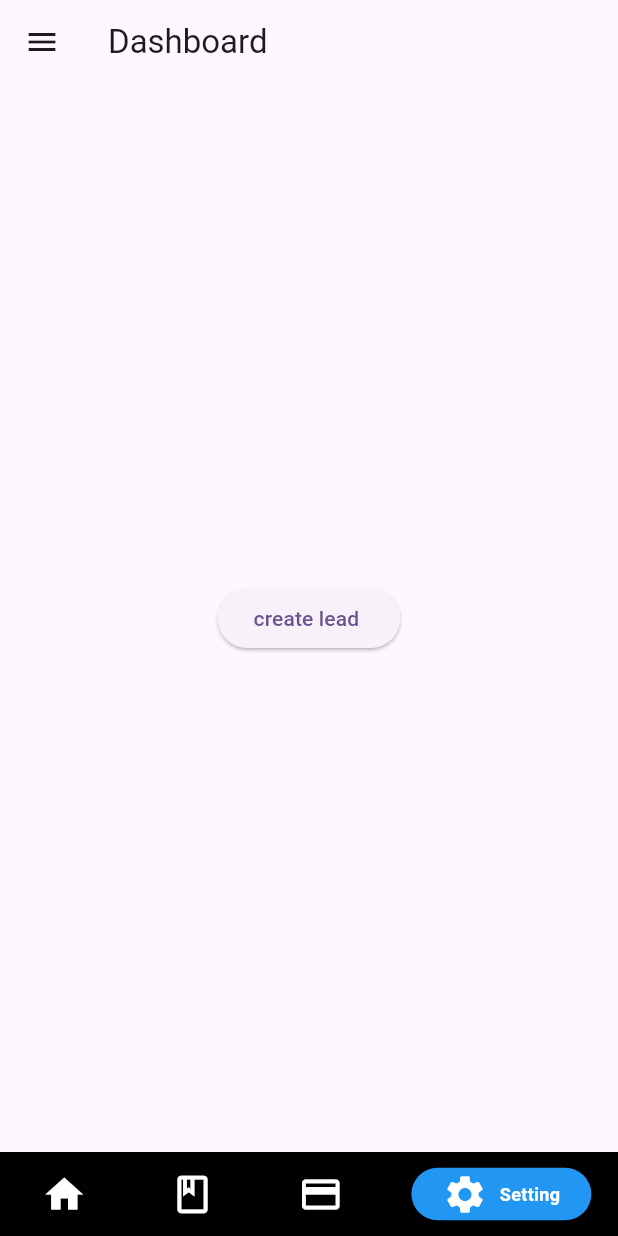
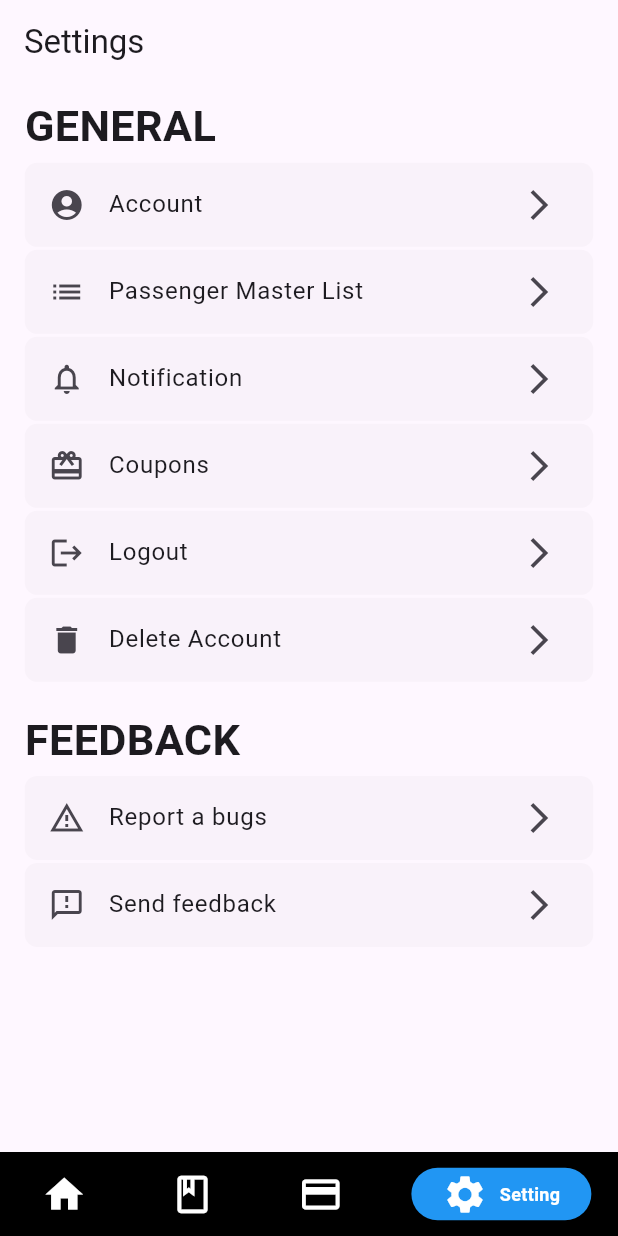
Before and after one commit to DevvUdit01/JunoFast, a Flutter app: the screen it shows after launch, item 4 of the bottom bar chosen, on a phone screen of 412 x 824 dp. Run offline on Flutter 3.47's test engine with Material 3 defaults, Android fonts, the phone set to English and light mode, and no system bars; drawn by our look-alikes of persistent_bottom_nav_bar; our stand-ins replace cloud_firestore, firebase_core, firebase_messaging, geocoding, geolocator, get and 1 more; accounts and stored records are empty; project files that could hold a hidden picture were left out.

Commit message:
add setting page done

```diff
--- a/lib/features/Bottom Navigation/bottom_navigation_controller.dart
+++ b/lib/features/Bottom Navigation/bottom_navigation_controller.dart
@@ -1,9 +1,12 @@
+import 'package:cloud_firestore/cloud_firestore.dart';
 import 'package:flutter/material.dart';
 import 'package:get/get.dart';
 import 'package:junofast/features/BookingPage/booking_view.dart';
 import 'package:junofast/features/Dashboard/dashboard_view.dart';
 import 'package:junofast/features/PaymentPage/paymentpage_view.dart';
 import 'package:persistent_bottom_nav_bar/persistent_tab_view.dart';
+
+import '../settingspage/setting_page_view.dart';
 
 class BottomNavigationController extends GetxController {
   var selectedIndex = 0.obs;
@@ -59,7 +62,7 @@ class BottomNavigationController extends GetxController {
       DashboardView(),
       BookingPageView(),
       PaymentPageView(),
-      DashboardView(),
+      SettingPageView(),
       // PaymentView(),
       // NotesView(),
       // HelpView(),
--- a/lib/features/PaymentPage/paymentpage_view.dart
+++ b/lib/features/PaymentPage/paymentpage_view.dart
@@ -6,7 +6,8 @@ class PaymentPageView extends StatelessWidget {
   @override
   Widget build(BuildContext context) {
     // Instantiate the PaymentController
-    final PaymentPageController paymentController = Get.put(PaymentPageController());
+    final PaymentPageController paymentController =
+        Get.put(PaymentPageController());
 
     // Fetch all payments when the view is first built
     paymentController.fetchAllPayments();
@@ -42,12 +43,15 @@ class PaymentPageView extends StatelessWidget {
 
             // Extract payment details
             String bookingId = payment['bookingId'] ?? 'N/A';
-            double totalAmount = payment['totalAmount'] ?? 0.0;
-            double amountReceived = payment['amountReceived'] ?? 0.0;
+            double totalAmount =
+                (payment['totalAmount'] as num).toDouble(); // Ensure double
+            double amountReceived =(payment['amountReceived']??00 as num).toDouble(); // Ensure double
 
             // TextEditingController for updating the amount received by admin
-            TextEditingController amountReceivedController = TextEditingController(
-              text: amountReceived.toStringAsFixed(2), // Set the current amountReceived as the initial value
+            TextEditingController amountReceivedController =
+                TextEditingController(
+              text: amountReceived.toStringAsFixed(
+                  2), // Set the current amountReceived as the initial value
             );
 
             // Check if payment is complete
@@ -57,7 +61,8 @@ class PaymentPageView extends StatelessWidget {
               margin: EdgeInsets.all(16.0),
               shape: RoundedRectangleBorder(
                 borderRadius: BorderRadius.circular(15.0),
-                side: BorderSide(color: secondaryColor, width: 1.5), // Thin orange border
+                side: BorderSide(
+                    color: secondaryColor, width: 1.5), // Thin orange border
               ),
               elevation: 5,
               color: primaryColor, // Set card color to white (primary)
@@ -82,7 +87,9 @@ class PaymentPageView extends StatelessWidget {
                           'Amount Sent :',
                           style: TextStyle(fontSize: 16.0, color: Colors.black),
                         ),
-                        const SizedBox(width: 15,),
+                        const SizedBox(
+                          width: 15,
+                        ),
                         Expanded(
                           child: TextField(
                             controller: amountReceivedController,
@@ -91,7 +98,8 @@ class PaymentPageView extends StatelessWidget {
                               hintText: 'Enter Amount Received',
                               border: OutlineInputBorder(),
                             ),
-                            enabled: !isPaymentCompleted, // Disable the field if payment is completed
+                            enabled:
+                                !isPaymentCompleted, // Disable the field if payment is completed
                           ),
                         ),
                       ],
@@ -124,9 +132,12 @@ class PaymentPageView extends StatelessWidget {
                               color: Colors.green,
                             ),
                           )
-                        : ElevatedButton(
+                        : Center(
+                          child: ElevatedButton(
                               onPressed: () {
-                              double newAmountReceived = double.tryParse(amountReceivedController.text) ?? amountReceived;
+                                double newAmountReceived = double.tryParse(
+                                        amountReceivedController.text) ??
+                                    amountReceived;
 
                                 // Logic to check if amountReceived is greater than totalAmount
                                 if (newAmountReceived > totalAmount) {
@@ -146,13 +157,16 @@ class PaymentPageView extends StatelessWidget {
                                     colorText: Colors.white,
                                   );
                                 } else {
-                                paymentController.updateAmountReceived(payment['id'], newAmountReceived);
+                                  paymentController.updateAmountReceived(
+                                      payment['id'], newAmountReceived);
                                 }
                               },
                               style: ElevatedButton.styleFrom(
-                              backgroundColor: secondaryColor, // Orange button color
+                                backgroundColor:
+                                    secondaryColor, // Orange button color
                               ),
                               child: Text('Update Amount Received'),
+                            ),
                         ),
                   ],
                 ),
--- /dev/null
+++ b/lib/features/settingspage/setting_page_binding.dart
@@ -0,0 +1,11 @@
+
+import 'package:get/get.dart';
+import 'setting_page_controller.dart';
+
+class SettingPageBinding extends Bindings{
+  @override
+  void dependencies() {
+    Get.lazyPut(() => SettingPageController());
+  }
+
+}
--- /dev/null
+++ b/lib/features/settingspage/setting_page_controller.dart
@@ -0,0 +1,12 @@
+
+import 'package:get/get.dart';
+
+class SettingPageController extends GetxController{
+  void logOut() {
+    // AuthService.signOut();
+    // Get.snackbar('LogOut', 'LogOut successfull ',backgroundColor: Color(0xFF12FD1A));
+    // Get.offAllNamed(RoutesConstant.loginpage);
+
+  }
+
+}
--- /dev/null
+++ b/lib/features/settingspage/setting_page_view.dart
@@ -0,0 +1,68 @@
+import 'package:flutter/material.dart';
+import 'package:get/get.dart';
+import 'setting_page_controller.dart';
+
+class SettingPageView extends GetView<SettingPageController> {
+  const SettingPageView({super.key});
+
+  @override
+  Widget build(BuildContext context) {
+    return Scaffold(
+      appBar: AppBar(
+        automaticallyImplyLeading: false,
+        title: const Text("Settings"),
+      ),
+      body: SingleChildScrollView(
+        child: Padding(
+          padding: EdgeInsets.symmetric(horizontal: Get.width * 0.04, vertical: Get.height * 0.01),
+          child: Column(
+            crossAxisAlignment: CrossAxisAlignment.start,
+            children: [
+              Padding(
+                padding: EdgeInsets.only(bottom: Get.height * 0.004),
+                child: Text("GENERAL", style: TextStyle(fontSize: Get.height * 0.035, fontWeight: FontWeight.w600)),
+              ),
+              cartButton("Account", Icons.account_circle, Icons.arrow_forward_ios, () {
+                //  Get.toNamed(RouteConstant.profile);
+              }),
+              cartButton("Passenger Master List", Icons.list, Icons.arrow_forward_ios, () {
+                // controller.showPassengerMasterList();
+              }),
+              cartButton("Notification", Icons.notifications_none, Icons.arrow_forward_ios, () {}),
+              cartButton("Coupons", Icons.card_giftcard, Icons.arrow_forward_ios, () {}),
+              cartButton("Logout", Icons.logout, Icons.arrow_forward_ios, () {
+                controller.logOut();
+              }),
+              cartButton("Delete Account", Icons.delete, Icons.arrow_forward_ios, () {}),
+              Padding(
+                padding: EdgeInsets.only(top: Get.height * 0.02, bottom: Get.height * 0.004),
+                child: Text("FEEDBACK", style: TextStyle(fontSize: Get.height * 0.035, fontWeight: FontWeight.w600)),
+              ),
+              cartButton("Report a bugs ", Icons.report_problem_outlined, Icons.arrow_forward_ios, () {}),
+              cartButton("Send feedback", Icons.feedback_outlined, Icons.arrow_forward_ios, () {}),
+            ],
+          ),
+        ),
+      ),
+    );
+  }
+
+  Widget cartButton(String fieldName, IconData leadIcon, IconData trailIcon, VoidCallback voidCallback) {
+    return Padding(
+      padding: const EdgeInsets.only(bottom: 2),
+      child: Container(
+        decoration: BoxDecoration(
+          color: Colors.transparent.withOpacity(0.02),
+          borderRadius: BorderRadius.circular(Get.height * 0.01),
+        ),
+        child: ListTile(
+          onTap: voidCallback,
+          shape: OutlineInputBorder(borderRadius: BorderRadius.circular(Get.height * 0.01), borderSide: BorderSide.none),
+          leading: Icon(leadIcon),
+          title: Text(fieldName),
+          trailing: Icon(trailIcon),
+        ),
+      ),
+    );
+  }
+}
--- a/lib/routing/get_pages_constant.dart
+++ b/lib/routing/get_pages_constant.dart
@@ -8,6 +8,8 @@ import 'package:junofast/features/Dashboard/dashboard_view.dart';
 import 'package:junofast/features/Lead/lead_binding.dart';
 import 'package:junofast/features/Lead/lead_view.dart';
 import 'package:junofast/routing/routes_constant.dart';
+import '../features/settingspage/setting_page_binding.dart';
+import '../features/settingspage/setting_page_view.dart';
 
 
 List <GetPage> getpage= [
@@ -63,11 +65,11 @@ List <GetPage> getpage= [
   //   page:()=>const ImageUploadView(),
   //   binding: ImageUploadBinding(),
   //   ),
-  //   GetPage(
-  //   name: RoutesConstant.otpAuthentication,
-  //   page:()=>const OtpAuthenticationView(),
-  //   binding: OtpAuthenticationBinding(),
-  //   ),
+    GetPage(
+    name: RoutesConstant.setting,
+    page:()=>const SettingPageView(),
+    binding: SettingPageBinding(),
+    ),
   GetPage(
       name: RoutesConstant.bottomnavigation,
       page: () => BottomNavigationView(),
--- a/lib/routing/routes_constant.dart
+++ b/lib/routing/routes_constant.dart
@@ -13,4 +13,5 @@ class RoutesConstant{
   static String Dashboard = "/dashboard_view.dart";
   static String Lead= "/lead_view.dart";
   static String booking = "/booking_page.dart";
+  static String setting = '/setting_page_view';
 }
```
Lines whose indentation alone changed are shown as unchanged.
